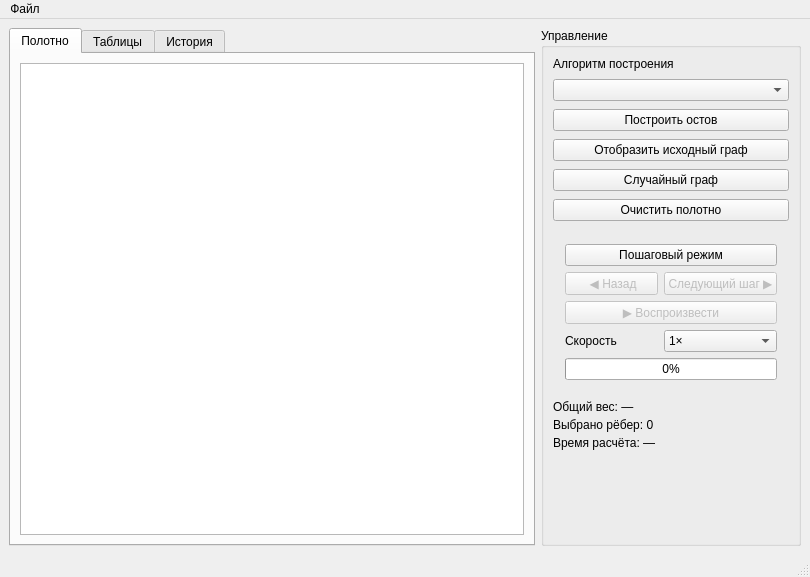
Qt form ui/main_window.ui (rektoww/MST_Visualizer) before a commit.
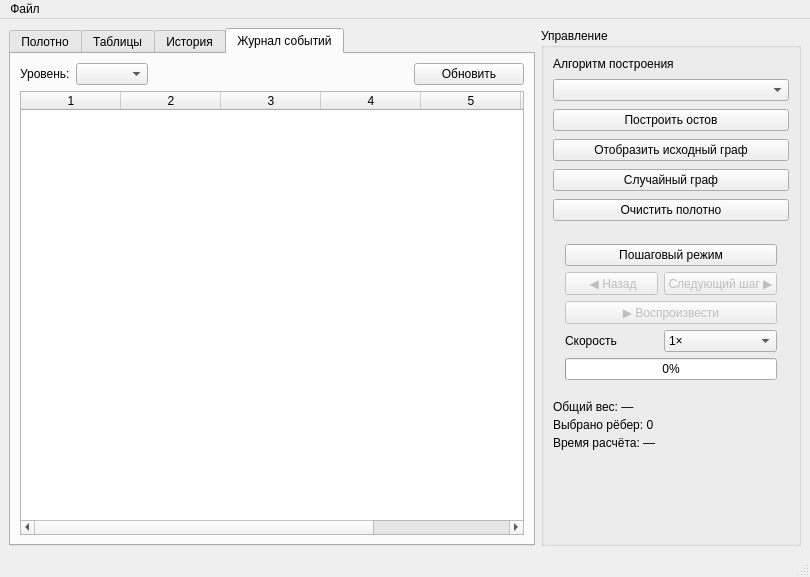
The same form after that commit.

Commit message: Добавлены журнал событий, восстановление расчётов и новые тесты

The edit to the form file:
```diff
--- a/ui/main_window.ui
+++ b/ui/main_window.ui
@@ -20,7 +20,7 @@
       <item row="0" column="0">
        <widget class="QTabWidget" name="tabGraphEditor">
         <property name="currentIndex">
-         <number>0</number>
+         <number>3</number>
         </property>
         <widget class="QWidget" name="tabCanvas">
          <attribute name="title">
@@ -288,6 +288,80 @@
           </item>
          </layout>
         </widget>
+        <widget class="QWidget" name="tabEvents">
+         <attribute name="title">
+          <string>Журнал событий</string>
+         </attribute>
+         <layout class="QVBoxLayout" name="verticalLayout_5">
+          <item>
+           <layout class="QVBoxLayout" name="verticalLayout_4">
+            <item>
+             <layout class="QHBoxLayout" name="horizontalLayout_3">
+              <item>
+               <widget class="QLabel" name="labelEventLevel">
+                <property name="text">
+                 <string>Уровень:</string>
+                </property>
+               </widget>
+              </item>
+              <item>
+               <widget class="QComboBox" name="comboEventLevel"/>
+              </item>
+              <item>
+               <spacer name="horizontalSpacer_2">
+                <property name="orientation">
+                 <enum>Qt::Orientation::Horizontal</enum>
+                </property>
+                <property name="sizeHint" stdset="0">
+                 <size>
+                  <width>40</width>
+                  <height>20</height>
+                 </size>
+                </property>
+               </spacer>
+              </item>
+              <item>
+               <widget class="QPushButton" name="btnRefreshEvents">
+                <property name="minimumSize">
+                 <size>
+                  <width>110</width>
+                  <height>0</height>
+                 </size>
+                </property>
+                <property name="text">
+                 <string>Обновить</string>
+                </property>
+               </widget>
+              </item>
+             </layout>
+            </item>
+            <item>
+             <widget class="QTableWidget" name="tableEvents">
+              <property name="editTriggers">
+               <set>QAbstractItemView::EditTrigger::NoEditTriggers</set>
+              </property>
+              <property name="selectionMode">
+               <enum>QAbstractItemView::SelectionMode::SingleSelection</enum>
+              </property>
+              <property name="selectionBehavior">
+               <enum>QAbstractItemView::SelectionBehavior::SelectRows</enum>
+              </property>
+              <property name="columnCount">
+               <number>7</number>
+              </property>
+              <column/>
+              <column/>
+              <column/>
+              <column/>
+              <column/>
+              <column/>
+              <column/>
+             </widget>
+            </item>
+           </layout>
+          </item>
+         </layout>
+        </widget>
        </widget>
       </item>
       <item row="0" column="1">
```
The commit also changes 16 other files.
